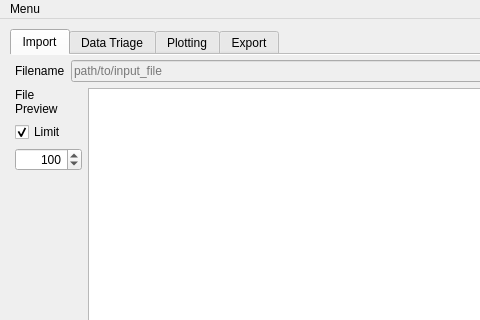
Above: colliderscope.ui from kevinanewman/colliderscope2024 before the change; both pictures show x 0 to 480 and y 0 to 320 of the 1055 by 832 pixel window. Below: the same form after it.
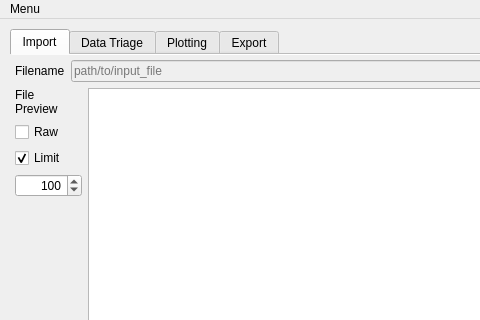
That is the form after the change. Icons and pictures are not drawn. Custom widgets are drawn as their Qt base class.

Commit message: add a raw file preview checkbox to allow forcing a non-import preview

Patch:
```diff
--- a/colliderscope.ui
+++ b/colliderscope.ui
@@ -144,6 +144,13 @@
                   </property>
                  </widget>
                 </item>
+                <item>
+                 <widget class="QCheckBox" name="raw_file_preview_checkBox">
+                  <property name="text">
+                   <string>Raw</string>
+                  </property>
+                 </widget>
+                </item>
                 <item>
                  <widget class="QCheckBox" name="preview_size_checkBox">
                   <property name="text">
```
Left out of the diff: 16 changed lines with no effect on the pictures. The commit also changes 2 other files.
